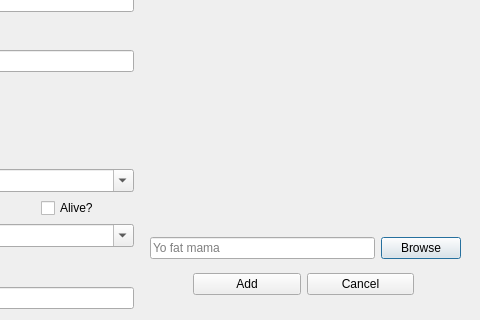
Above: ui/scientistdialog.ui from VLN-H7/Skil3 before the change; both pictures show x 267 to 747 and y 92 to 412 of the 747 by 412 pixel window. Below: the same form after it.
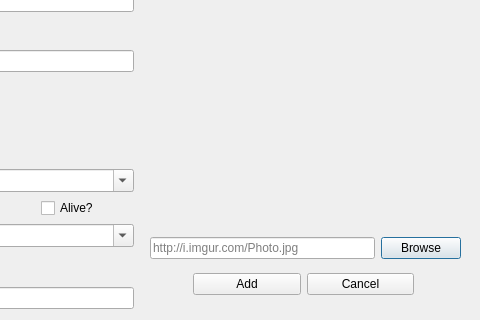
That is the form after the change.

Commit message: Removed Yo fat mama

The edit to the form file:
```diff
--- a/ui/scientistdialog.ui
+++ b/ui/scientistdialog.ui
@@ -238,7 +238,7 @@
     <item row="1" column="0">
      <widget class="QLineEdit" name="inputImage">
       <property name="placeholderText">
-       <string>Yo fat mama</string>
+       <string>http://i.imgur.com/Photo.jpg</string>
       </property>
      </widget>
     </item>
```
The commit also changes 1 other file.
